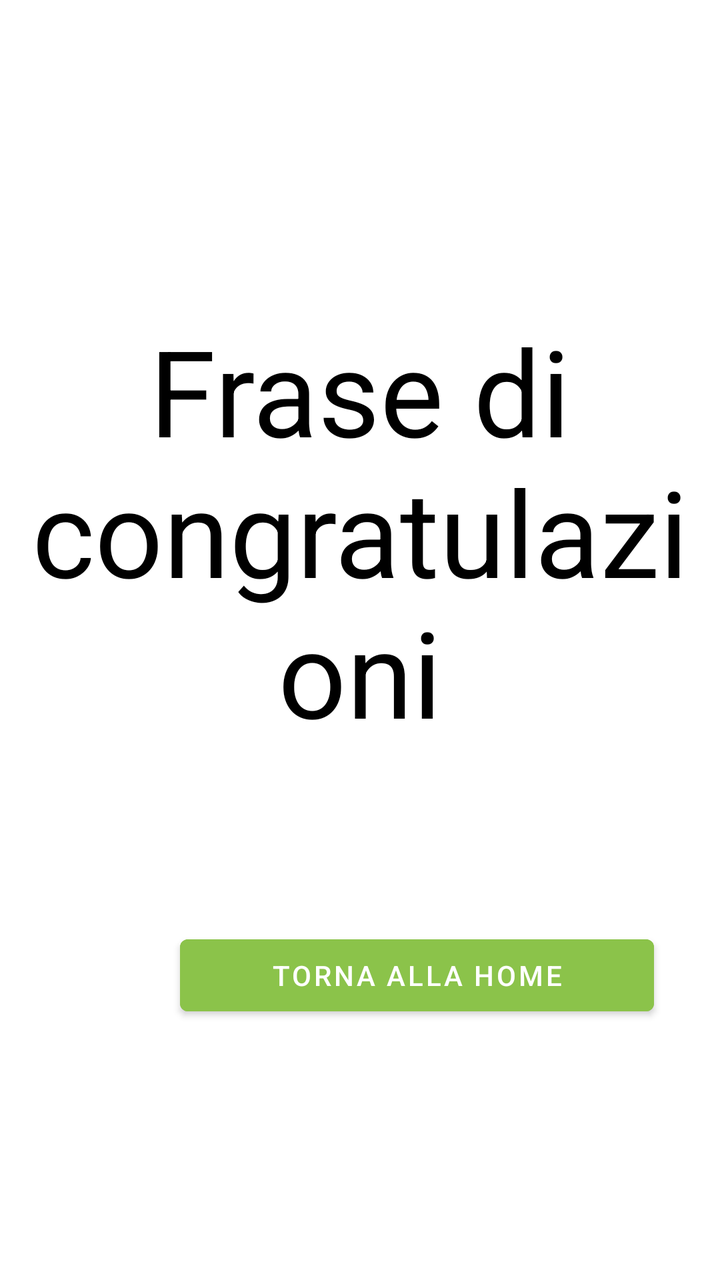
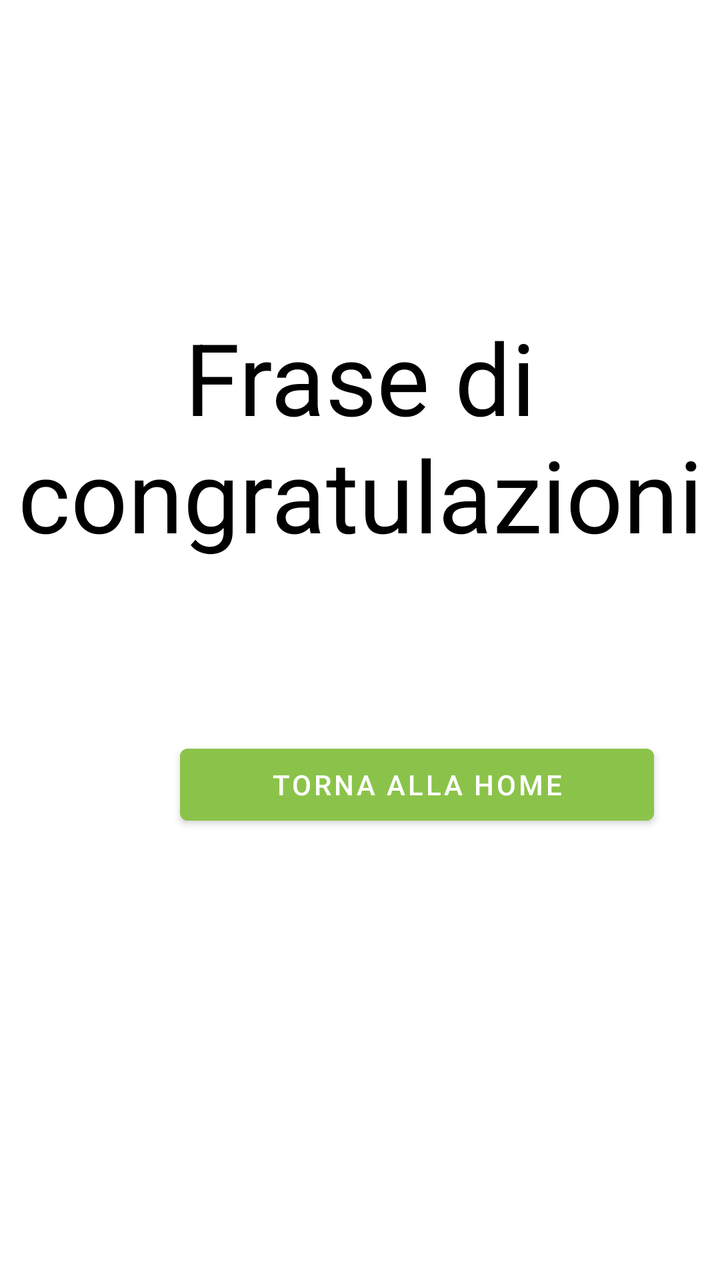

Two renders of the same Android screen: before a commit and after it. Below are the layout's source before the change and the commit's diff.
<!-- AndroidManifest.xml: application theme Theme.YourCali -->
<!-- res/layout/activity_workout_end.xml -->
<?xml version="1.0" encoding="utf-8"?>
<androidx.constraintlayout.widget.ConstraintLayout xmlns:android="http://schemas.android.com/apk/res/android"
    android:layout_width="match_parent"
    android:layout_height="match_parent">

    <LinearLayout
        android:layout_width="match_parent"
        android:layout_height="match_parent"
        android:orientation="vertical">

        <Space
            android:layout_width="match_parent"
            android:layout_height="155dp" />

        <TextView
            android:id="@+id/EncouragementPhrase"
            android:layout_width="match_parent"
            android:layout_height="wrap_content"
            android:text="Frase di\ncongratulazioni"
            android:textAlignment="center"
            android:textColor="#000000"
            android:textSize="60sp" />

        <Space
            android:layout_width="match_parent"
            android:layout_height="88dp" />

        <Button
            android:id="@+id/goBackHomeButton"
            android:layout_width="237dp"
            android:layout_height="wrap_content"
            android:layout_marginHorizontal="90dp"
            android:backgroundTint="#8BC34A"
            android:text="@string/torna_alla_home" />

    </LinearLayout>

</androidx.constraintlayout.widget.ConstraintLayout>
<!-- resources referenced by this layout -->
<resources>
  <string name="torna_alla_home">Torna alla home</string>
  <style name="Theme.YourCali" parent="Theme.MaterialComponents.DayNight.NoActionBar">
          
          <item name="colorPrimary">@color/purple_500</item>
          <item name="colorPrimaryVariant">@color/purple_700</item>
          <item name="colorOnPrimary">@color/white</item>
          
          <item name="colorSecondary">@color/teal_200</item>
          <item name="colorSecondaryVariant">@color/teal_700</item>
          <item name="colorOnSecondary">@color/black</item>
          
          <item name="android:statusBarColor" tools:targetApi="l">@color/DarkOrange</item>
          
      </style>
  <color name="purple_500">#FF6200EE</color>
  <color name="purple_700">#FF3700B3</color>
  <color name="white">#FFFFFFFF</color>
  <color name="teal_200">#FF03DAC5</color>
  <color name="teal_700">#FF018786</color>
  <color name="black">#FF000000</color>
  <color name="DarkOrange">#FFFC7C35</color>
</resources>

<!-- the commit's change to res/layout/activity_workout_end.xml (unified diff, before → after) -->
@@ -19,7 +19,7 @@
             android:text="Frase di\ncongratulazioni"
             android:textAlignment="center"
             android:textColor="#000000"
-            android:textSize="60sp" />
+            android:textSize="50sp" />
 
         <Space
             android:layout_width="match_parent"
